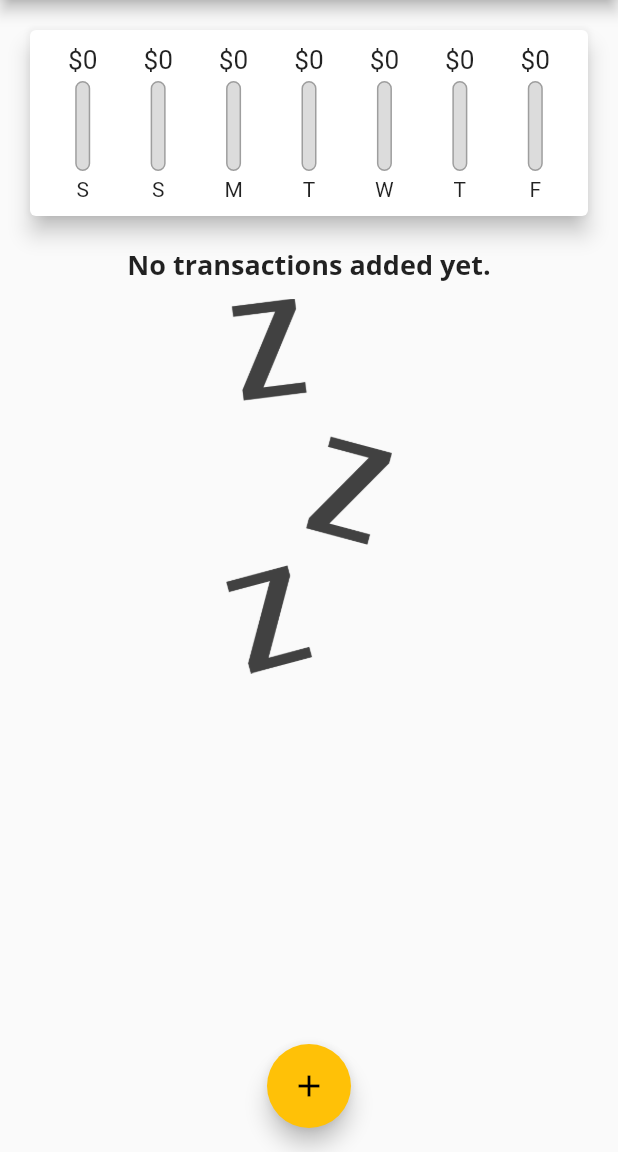
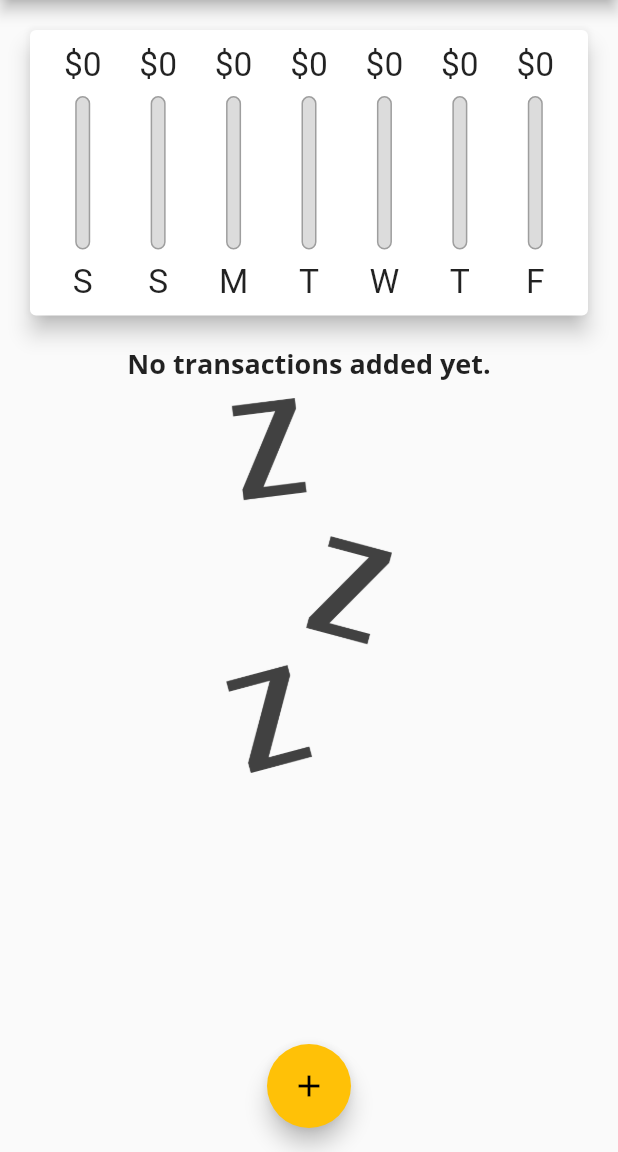
Before and after one commit to dangtathanh/flutter-complete-guide, a Flutter app: the screen it shows after launch, on a phone screen of 412 x 824 dp, the part 84-1236 px from its top. Run offline on Flutter 3.47's test engine with Material 2 defaults, Android fonts, the phone set to English and light mode, and no system bars.

Commit message:
fix: Optimze performance by add const

```diff
--- a/lib/main.dart
+++ b/lib/main.dart
@@ -105,8 +105,8 @@ class _MyHomePageState extends State<MyHomePage> {
 
   @override
   Widget build(BuildContext context) {
-    return Scaffold(
-      appBar: AppBar(
+
+    final appBar = AppBar(
         title: const Text(
           "Personal Expenses",
         ),
@@ -116,16 +116,28 @@ class _MyHomePageState extends State<MyHomePage> {
             onPressed: () => _startAddNew(context),
           )
         ],
-      ),
-      body: SingleChildScrollView(
-        child: Column(
-          mainAxisAlignment: MainAxisAlignment.start,
-          crossAxisAlignment: CrossAxisAlignment.start,
-          children: [
-            // ignore: sized_box_for_whitespace
-            Chart(_recentTransactions),
-            TransactionList(_userTransactions, _delete),
-          ],
+      );
+
+    final mediaQuery = MediaQuery.of(context);
+
+    return Scaffold(
+      appBar: appBar,
+      body: SafeArea(
+        child: SingleChildScrollView(
+          child: Column(
+            mainAxisAlignment: MainAxisAlignment.start,
+            crossAxisAlignment: CrossAxisAlignment.start,
+            children: [
+              SizedBox(
+                height: (mediaQuery.size.height - appBar.preferredSize.height - mediaQuery.padding.top) * 0.3,
+                child: Chart(_recentTransactions),
+              ),
+              SizedBox(
+                height: (mediaQuery.size.height - appBar.preferredSize.height - mediaQuery.padding.top) * 0.7,
+                child: TransactionList(_userTransactions, _delete),
+              ),
+            ],
+          ),
         ),
       ),
       floatingActionButton: FloatingActionButton(
--- a/lib/widgets/chart.dart
+++ b/lib/widgets/chart.dart
@@ -7,7 +7,7 @@ import '../widgets/chart_bar.dart';
 class Chart extends StatelessWidget {
   final List<Transaction> recentTransactions;
 
-  Chart(this.recentTransactions);
+  const Chart(this.recentTransactions);
 
   List<Map<String, Object>> get groupedTransactionValues {
     return List.generate(7, (index) {
--- a/lib/widgets/chart_bar.dart
+++ b/lib/widgets/chart_bar.dart
@@ -1,28 +1,28 @@
 import 'package:flutter/material.dart';
 
 class ChartBar extends StatelessWidget {
-
   final String label;
   final double spendingAmount;
   final double spendingPctOfTotal;
 
-  ChartBar(this.label, this.spendingAmount, this.spendingPctOfTotal);
+  const ChartBar(this.label, this.spendingAmount, this.spendingPctOfTotal);
 
   @override
   Widget build(BuildContext context) {
+    return LayoutBuilder(builder: (ctx, constraints) {
       return Column(
         children: [
-        Container(
-          height: 20,
+          SizedBox(
+            height: constraints.maxHeight * 0.15,
             child: FittedBox(
               child: Text('\$${spendingAmount.toStringAsFixed(0)}'),
             ),
           ),
-        const SizedBox(
-          height: 4,
+          SizedBox(
+            height: constraints.maxHeight * 0.05,
           ),
-        Container(
-          height: 60,
+          SizedBox(
+            height: constraints.maxHeight * 0.6,
             width: 10,
             child: Stack(
               children: [
@@ -48,11 +48,17 @@ class ChartBar extends StatelessWidget {
               ],
             ),
           ),
-        const SizedBox(
-          height: 4,
+          SizedBox(
+            height: constraints.maxHeight * 0.05,
           ),
-        Text(label),
+          SizedBox(
+            height: constraints.maxHeight * 0.15,
+            child: FittedBox(
+              child: Text(label),
+            ),
+          ),
         ],
       );
+    });
   }
 }
--- a/lib/widgets/transaction_list.dart
+++ b/lib/widgets/transaction_list.dart
@@ -1,19 +1,18 @@
 import 'package:flutter/material.dart';
-import 'package:intl/intl.dart';
 import '../models/transaction.dart';
+import './transaction_item.dart';
 
 class TransactionList extends StatelessWidget {
-  final List<Transaction> transaction;
+  final List<Transaction> transactions;
   final Function deleteTx;
 
-  TransactionList(this.transaction, this.deleteTx);
+  const TransactionList(this.transactions, this.deleteTx);
 
   @override
   Widget build(BuildContext context) {
-    return Container(
-      height: 390,
+    return SizedBox(
       width: double.infinity,
-      child: transaction.isEmpty
+      child: transactions.isEmpty
           ? Column(
               crossAxisAlignment: CrossAxisAlignment.center,
               children: [
@@ -24,7 +23,7 @@ class TransactionList extends StatelessWidget {
                 const SizedBox(
                   height: 10,
                 ),
-                Container(
+                SizedBox(
                   height: 250,
                   child: Image.asset(
                     'assets/images/waiting.png',
@@ -34,44 +33,11 @@ class TransactionList extends StatelessWidget {
               ],
             )
           : ListView.builder(
-              itemCount: transaction.length,
+              itemCount: transactions.length,
               itemBuilder: (ctx, index) {
-                return Card(
-                  elevation: 5,
-                  margin: const EdgeInsets.symmetric(
-                    vertical: 8,
-                    horizontal: 5,
-                  ),
-                  child: ListTile(
-                    leading: CircleAvatar(
-                      backgroundColor: Theme.of(context).primaryColor,
-                      radius: 30,
-                      child: Padding(
-                        padding: const EdgeInsets.all(6),
-                        child: FittedBox(
-                          child: Text(
-                            '\$${transaction[index].amount.toStringAsFixed(2)}',
-                            style: const TextStyle(
-                              color: Colors.white,
-                            ),
-                          ),
-                        ),
-                      ),
-                    ),
-                    title: Text(
-                      transaction[index].title,
-                      style: Theme.of(context).textTheme.headline6,
-                    ),
-                    subtitle: Text(
-                      DateFormat.yMMMd()
-                          .format(transaction[index].date as DateTime),
-                    ),
-                    trailing: IconButton(
-                      onPressed: () => deleteTx(transaction[index].id),
-                      icon: const Icon(Icons.delete),
-                      color: Theme.of(context).errorColor,
-                    ),
-                  ),
+                return TransactionItem(
+                  transaction: transactions[index],
+                  deleteTx: deleteTx,
                 );
               },
             ),
```
Also changed, not shown: lib/widgets/new_transaction.dart (+12 -6 lines), lib/widgets/transaction_item.dart (added, +56 -0 lines), 1 other file. Lines whose indentation alone changed are shown as unchanged.
